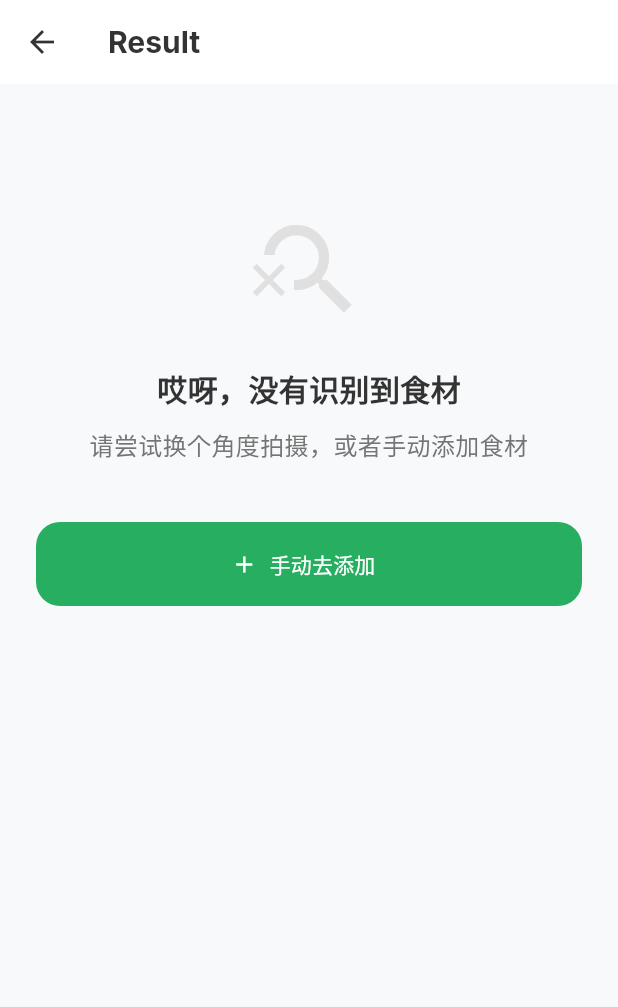
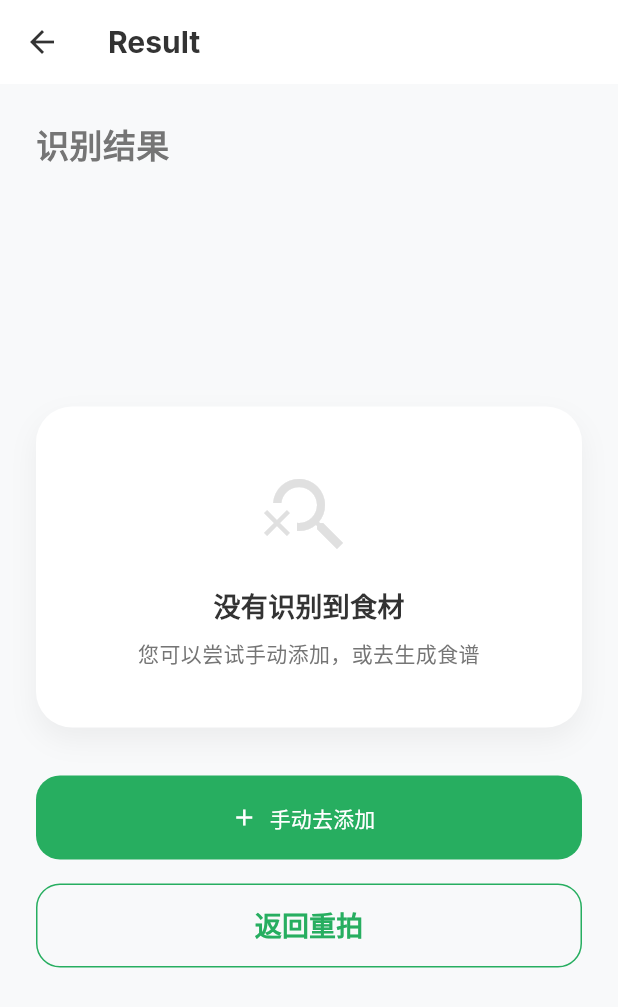
Before and after one commit to zgsddzwj/cook_app, a Flutter app: the RecognitionResultPage screen opened directly with empty values, on a phone screen of 412 x 824 dp. Shown: the top 1007 px of the screen. Run offline on Flutter 3.47's test engine with Material 3 defaults, Android fonts, the phone set to English and light mode, and no system bars; our stand-ins replace dio, dotted_border, flutter_dotenv, flutter_svg, fluttertoast, google_fonts and 1 more; network calls fail.

Commit message:
feat: implement image gallery in confirmation page and optimize empty state in recognition results

```diff
--- a/lib/pages/recognition_result_page.dart
+++ b/lib/pages/recognition_result_page.dart
@@ -55,61 +55,6 @@ class _RecognitionResultPageState extends State<RecognitionResultPage> {
   }
 
   Widget _buildContent(AppLocalizations l10n) {
-    if (_recognizedIngredients.isEmpty) {
-      return Center(
-        child: Column(
-          mainAxisAlignment: MainAxisAlignment.center,
-          children: [
-            const SizedBox(height: 60),
-            Icon(Icons.search_off_outlined, size: 80, color: Colors.grey[300]),
-            const SizedBox(height: 24),
-            const Text(
-              '哎呀，没有识别到食材',
-              style: TextStyle(
-                fontSize: 20,
-                fontWeight: FontWeight.bold,
-                color: AppColors.textPrimary,
-              ),
-            ),
-            const SizedBox(height: 12),
-            const Text(
-              '请尝试换个角度拍摄，或者手动添加食材',
-              textAlign: TextAlign.center,
-              style: TextStyle(color: AppColors.textSecondary, fontSize: 16),
-            ),
-            const SizedBox(height: 40),
-            SizedBox(
-              width: double.infinity,
-              height: 56,
-              child: ElevatedButton.icon(
-                onPressed: () {
-                  Navigator.pushReplacement(
-                    context,
-                    MaterialPageRoute(
-                      builder: (context) => IngredientConfirmationPage(
-                        imagePaths: widget.imagePaths,
-                        initialIngredients: const [],
-                      ),
-                    ),
-                  );
-                },
-                icon: const Icon(Icons.add),
-                label: const Text('手动去添加'),
-                style: ElevatedButton.styleFrom(
-                  backgroundColor: AppColors.primary,
-                  foregroundColor: Colors.white,
-                  shape: RoundedRectangleBorder(
-                    borderRadius: BorderRadius.circular(16),
-                  ),
-                  elevation: 0,
-                ),
-              ),
-            ),
-          ],
-        ),
-      );
-    }
-
     return Column(
       crossAxisAlignment: CrossAxisAlignment.start,
       children: [
@@ -138,7 +83,60 @@ class _RecognitionResultPageState extends State<RecognitionResultPage> {
           ),
         ),
         const SizedBox(height: 24),
-        Container(
+        if (_recognizedIngredients.isEmpty)
+          _buildEmptyIngredients(l10n)
+        else
+          _buildIngredientsList(l10n),
+        const SizedBox(height: 32),
+        if (_recognizedIngredients.isNotEmpty)
+          _buildActionButtons(l10n)
+        else
+          _buildEmptyActionButtons(l10n),
+        const SizedBox(height: 40),
+      ],
+    );
+  }
+
+  Widget _buildEmptyIngredients(AppLocalizations l10n) {
+    return Container(
+      width: double.infinity,
+      padding: const EdgeInsets.symmetric(vertical: 40, horizontal: 20),
+      decoration: BoxDecoration(
+        color: Colors.white,
+        borderRadius: BorderRadius.circular(24),
+        boxShadow: [
+          BoxShadow(
+            color: Colors.black.withOpacity(0.05),
+            blurRadius: 15,
+            offset: const Offset(0, 8),
+          ),
+        ],
+      ),
+      child: Column(
+        children: [
+          Icon(Icons.search_off_outlined, size: 64, color: Colors.grey[300]),
+          const SizedBox(height: 16),
+          const Text(
+            '没有识别到食材',
+            style: TextStyle(
+              fontSize: 18,
+              fontWeight: FontWeight.bold,
+              color: AppColors.textPrimary,
+            ),
+          ),
+          const SizedBox(height: 8),
+          const Text(
+            '您可以尝试手动添加，或去生成食谱',
+            textAlign: TextAlign.center,
+            style: TextStyle(color: AppColors.textSecondary, fontSize: 14),
+          ),
+        ],
+      ),
+    );
+  }
+
+  Widget _buildIngredientsList(AppLocalizations l10n) {
+    return Container(
       decoration: BoxDecoration(
         color: Colors.white,
         borderRadius: BorderRadius.circular(24),
@@ -165,8 +163,7 @@ class _RecognitionResultPageState extends State<RecognitionResultPage> {
               Navigator.push(
                 context,
                 MaterialPageRoute(
-                      builder: (context) =>
-                          IngredientDetailPage(ingredient: item),
+                  builder: (context) => IngredientDetailPage(ingredient: item),
                 ),
               );
             },
@@ -180,8 +177,8 @@ class _RecognitionResultPageState extends State<RecognitionResultPage> {
                   color: AppColors.primary, size: 24),
             ),
             title: Text(item.name,
-                    style: const TextStyle(
-                        fontWeight: FontWeight.bold, fontSize: 16)),
+                style:
+                    const TextStyle(fontWeight: FontWeight.bold, fontSize: 16)),
             subtitle: Text(item.category,
                 style: const TextStyle(
                     fontSize: 13, color: AppColors.textSecondary)),
@@ -208,14 +205,17 @@ class _RecognitionResultPageState extends State<RecognitionResultPage> {
           );
         },
       ),
-        ),
-        const SizedBox(height: 32),
+    );
+  }
+
+  Widget _buildActionButtons(AppLocalizations l10n) {
+    return Column(
+      children: [
         SizedBox(
           width: double.infinity,
           height: 56,
           child: ElevatedButton(
             onPressed: () async {
-              if (_recognizedIngredients.isNotEmpty) {
               Provider.of<PantryProvider>(context, listen: false)
                   .addIngredients(List.from(_recognizedIngredients));
 
@@ -228,11 +228,9 @@ class _RecognitionResultPageState extends State<RecognitionResultPage> {
               );
 
               if (mounted) {
-                  // Navigate to pantry and clear stack
                 Provider.of<NavigationProvider>(context, listen: false)
                     .setSelectedIndex(1);
                 Navigator.of(context).popUntil((route) => route.isFirst);
-                }
               }
             },
             style: ElevatedButton.styleFrom(
@@ -274,7 +272,60 @@ class _RecognitionResultPageState extends State<RecognitionResultPage> {
                     color: AppColors.primary)),
           ),
         ),
-        const SizedBox(height: 40),
+      ],
+    );
+  }
+
+  Widget _buildEmptyActionButtons(AppLocalizations l10n) {
+    return Column(
+      children: [
+        SizedBox(
+          width: double.infinity,
+          height: 56,
+          child: ElevatedButton.icon(
+            onPressed: () {
+              Navigator.pushReplacement(
+                context,
+                MaterialPageRoute(
+                  builder: (context) => IngredientConfirmationPage(
+                    imagePaths: widget.imagePaths,
+                    initialIngredients: const [],
+                  ),
+                ),
+              );
+            },
+            icon: const Icon(Icons.add),
+            label: const Text('手动去添加'),
+            style: ElevatedButton.styleFrom(
+              backgroundColor: AppColors.primary,
+              foregroundColor: Colors.white,
+              shape: RoundedRectangleBorder(
+                borderRadius: BorderRadius.circular(16),
+              ),
+              elevation: 0,
+            ),
+          ),
+        ),
+        const SizedBox(height: 16),
+        SizedBox(
+          width: double.infinity,
+          height: 56,
+          child: OutlinedButton(
+            onPressed: () {
+              Navigator.pop(context);
+            },
+            style: OutlinedButton.styleFrom(
+              side: const BorderSide(color: AppColors.primary),
+              shape: RoundedRectangleBorder(
+                  borderRadius: BorderRadius.circular(16)),
+            ),
+            child: const Text('返回重拍',
+                style: TextStyle(
+                    fontSize: 18,
+                    fontWeight: FontWeight.bold,
+                    color: AppColors.primary)),
+          ),
+        ),
       ],
     );
   }
```
Also changed, not shown: lib/pages/ingredient_confirmation_page.dart (+30 -6 lines). Lines whose indentation alone changed are shown as unchanged.
